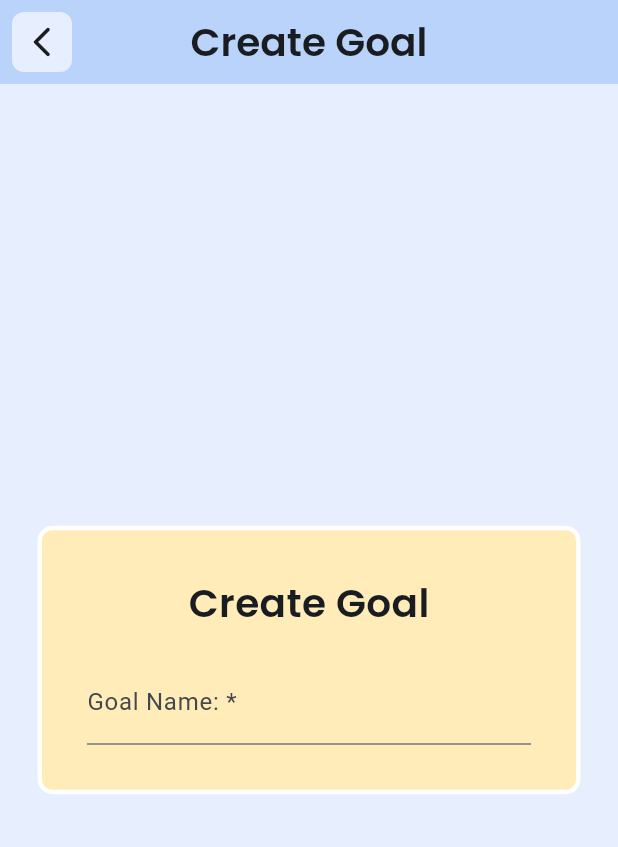
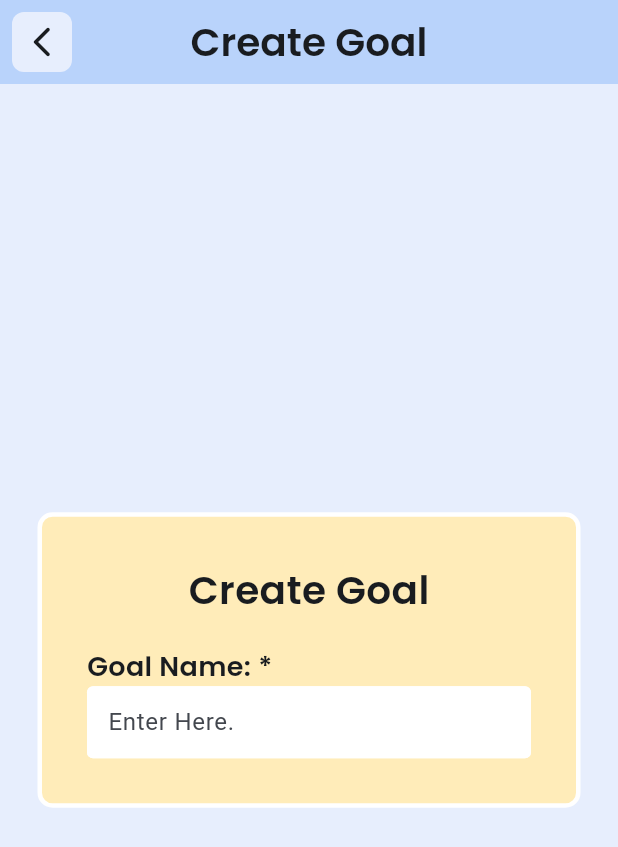
Before and after one commit to junnyi0301/caching, a Flutter app: the CreateGoal screen opened directly, on a phone screen of 412 x 824 dp. Shown: the top 847 px of the screen. Run offline on Flutter 3.47's test engine with Material 3 defaults, Android fonts, the phone set to English and light mode, and no system bars; our stand-ins replace google_fonts.

Commit message:
slow progress, gg

```diff
--- a/lib/create_goal.dart
+++ b/lib/create_goal.dart
@@ -84,9 +84,20 @@ class _CreateGoalState extends State<CreateGoal> {
                   const SizedBox(height: 20),
 
                   //Goal Name
+                  Text("Goal Name: *", style: design.contentText,),
                   TextFormField(
                     decoration: const InputDecoration(
-                        labelText: 'Goal Name: *'
+                      filled: true,
+                      fillColor: Colors.white,
+                      contentPadding: EdgeInsets.symmetric(horizontal: 10, vertical: 5),
+                      hintText: 'Enter Here.',
+                      border: InputBorder.none,
+                      enabledBorder: OutlineInputBorder(
+                        borderSide: BorderSide(color: Colors.white, width: 3),
+                      ),
+                      focusedBorder: OutlineInputBorder(
+                        borderSide: BorderSide(color: Colors.white, width: 3),
+                      ),
                     ),
                     keyboardType: TextInputType.name,
                     controller: goalNameCtrl,
@@ -94,13 +105,14 @@ class _CreateGoalState extends State<CreateGoal> {
                     validator: (value){
                       if(value == null || value.isEmpty){
                         return 'Pleas enter Goal Name.';
-                      }else if(value.length > 30){
-                        return 'Please enter not more than 30 character.';
+                      }else if(value.length > 15){
+                        return 'Please enter not more than 15 character.';
                       }else{
                         return null;
                       }
                     },
                   ),
+
                 ],
               ),
 
```
